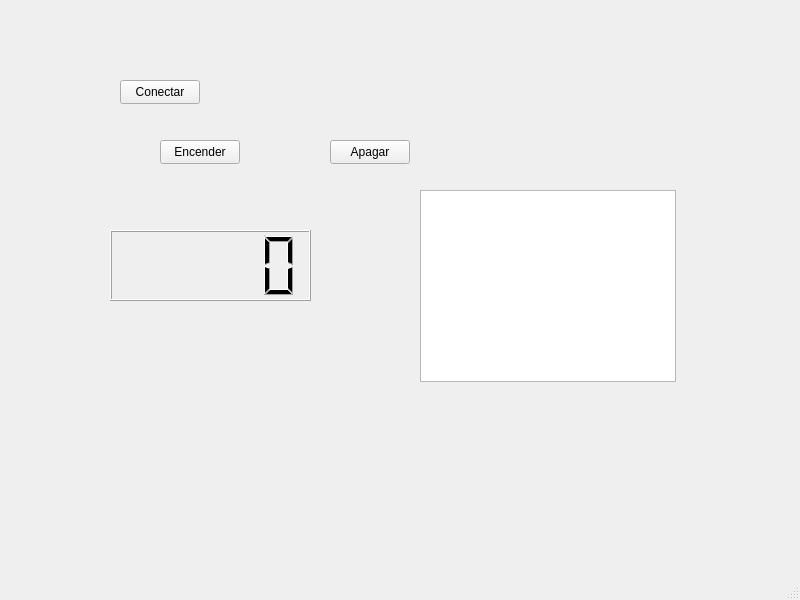
This is SerialExample/SerialExample/mainwindow.ui in rodandres/ExamplesOfQt as Qt 5 draws it before an edit. The edited form follows.
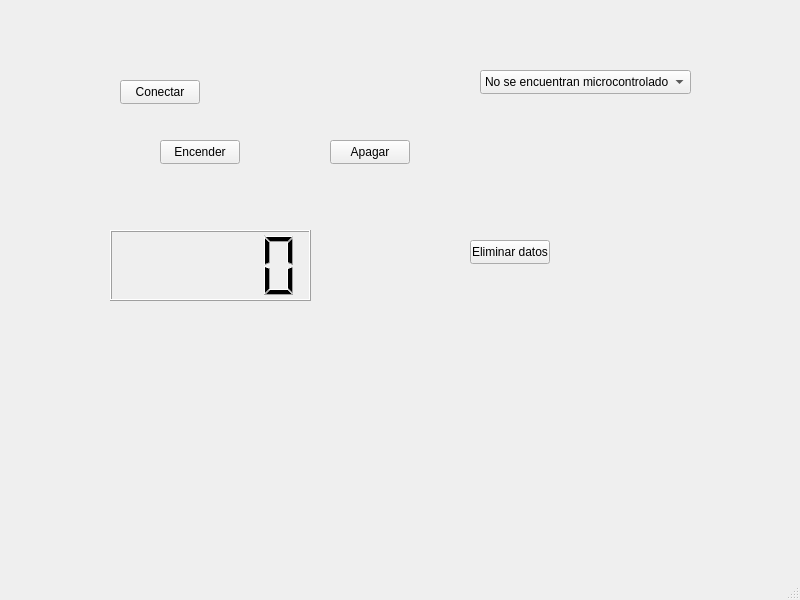
This is the edited form.

```diff
--- a/SerialExample/SerialExample/mainwindow.ui
+++ b/SerialExample/SerialExample/mainwindow.ui
@@ -63,14 +63,32 @@
      <string>Conectar</string>
     </property>
    </widget>
-   <widget class="QGraphicsView" name="graphicsView">
+   <widget class="QComboBox" name="comboBox">
     <property name="geometry">
      <rect>
-      <x>420</x>
-      <y>190</y>
-      <width>256</width>
-      <height>192</height>
+      <x>480</x>
+      <y>70</y>
+      <width>211</width>
+      <height>24</height>
      </rect>
+    </property>
+    <item>
+     <property name="text">
+      <string>No se encuentran microcontroladores</string>
+     </property>
+    </item>
+   </widget>
+   <widget class="QPushButton" name="pushButton_4">
+    <property name="geometry">
+     <rect>
+      <x>470</x>
+      <y>240</y>
+      <width>80</width>
+      <height>24</height>
+     </rect>
+    </property>
+    <property name="text">
+     <string>Eliminar datos</string>
     </property>
    </widget>
   </widget>
```
